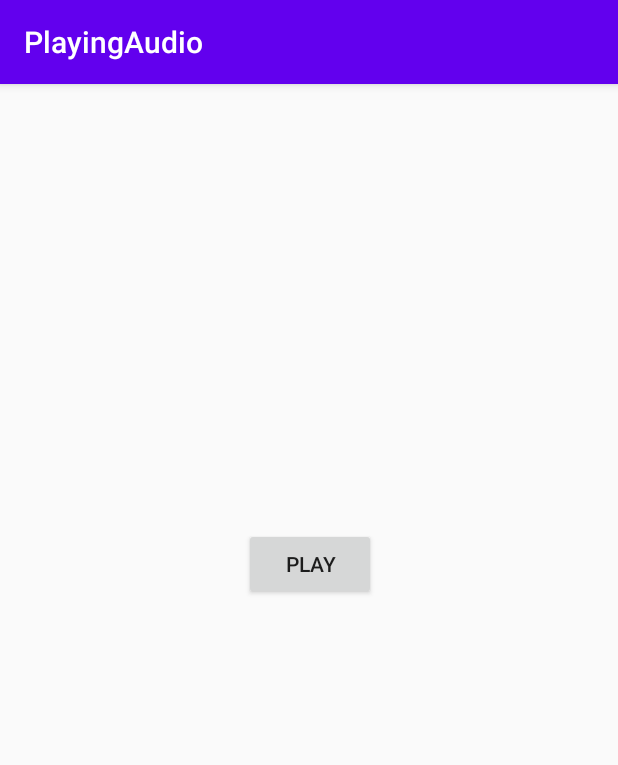
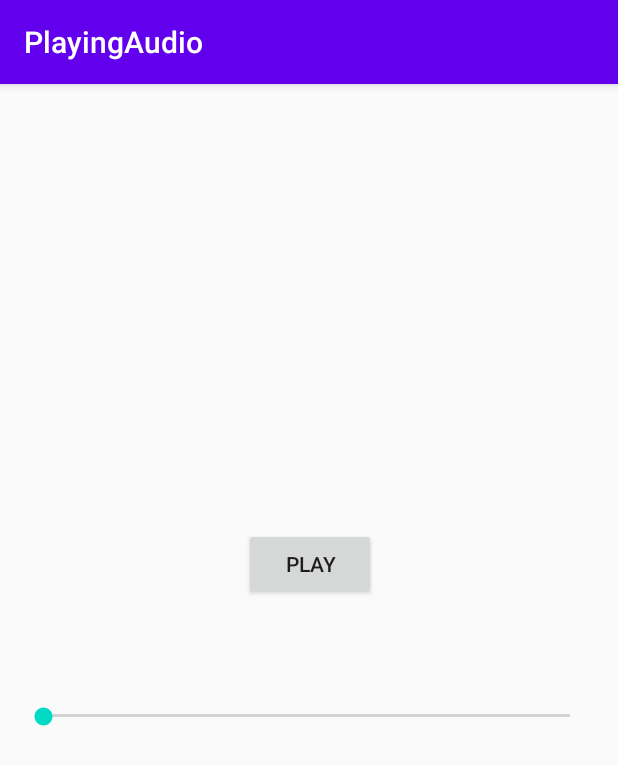
Before and after one commit to suslik90/android-audio, an Android app: the screen it shows after launch (MainActivity), on a phone screen of 412 x 824 dp. Shown: the top 765 px of the screen. Run offline under Robolectric (Android 15) with nearby library versions, the phone set to English and light mode, and no system bars.

Commit message:
Add SeekBar and AudioManager in Android app

```diff
--- a/app/src/main/java/com/romansmekalov/playingaudio/MainActivity.java
+++ b/app/src/main/java/com/romansmekalov/playingaudio/MainActivity.java
@@ -2,19 +2,47 @@ package com.romansmekalov.playingaudio;
 
 import androidx.appcompat.app.AppCompatActivity;
 
+import android.media.AudioManager;
 import android.media.MediaPlayer;
 import android.os.Bundle;
+import android.util.Log;
 import android.view.View;
 import android.widget.Button;
+import android.widget.SeekBar;
 
 public class MainActivity extends AppCompatActivity {
 
     MediaPlayer mediaPlayer;
     boolean playing = false;
+    SeekBar volumeSeekBar;
+    AudioManager audioManager;
     @Override
     protected void onCreate(Bundle savedInstanceState) {
         super.onCreate(savedInstanceState);
         setContentView(R.layout.activity_main);
+
+        audioManager = (AudioManager)getSystemService(AUDIO_SERVICE);
+        int maxVolume = audioManager.getStreamMaxVolume(AudioManager.STREAM_MUSIC);
+
+        volumeSeekBar = findViewById(R.id.volumeSeekBar);
+        volumeSeekBar.setMax(maxVolume);
+        volumeSeekBar.setOnSeekBarChangeListener(new SeekBar.OnSeekBarChangeListener() {
+            @Override
+            public void onProgressChanged(SeekBar seekBar, int progress, boolean fromUser) {
+                Log.d("Progress changed: ",""+progress);
+                audioManager.setStreamVolume(AudioManager.STREAM_MUSIC, progress, 0);
+            }
+
+            @Override
+            public void onStartTrackingTouch(SeekBar seekBar) {
+
+            }
+
+            @Override
+            public void onStopTrackingTouch(SeekBar seekBar) {
+
+            }
+        });
 
         initPlayer();
     }
--- a/app/src/main/res/layout/activity_main.xml
+++ b/app/src/main/res/layout/activity_main.xml
@@ -15,10 +15,23 @@
         android:layout_marginTop="277dp"
         android:layout_marginEnd="161dp"
         android:layout_marginBottom="406dp"
-        android:text="Play"
+        android:text="@string/play"
         app:layout_constraintBottom_toBottomOf="parent"
         app:layout_constraintEnd_toEndOf="parent"
         app:layout_constraintStart_toStartOf="parent"
         app:layout_constraintTop_toTopOf="parent" />
 
+    <SeekBar
+        android:id="@+id/volumeSeekBar"
+        android:layout_width="383dp"
+        android:layout_height="17dp"
+        android:layout_marginStart="12dp"
+        android:layout_marginTop="28dp"
+        android:layout_marginEnd="16dp"
+        android:layout_marginBottom="297dp"
+        app:layout_constraintBottom_toBottomOf="parent"
+        app:layout_constraintEnd_toEndOf="parent"
+        app:layout_constraintStart_toStartOf="parent"
+        app:layout_constraintTop_toBottomOf="@+id/toogleButton" />
+
 </androidx.constraintlayout.widget.ConstraintLayout>
--- a/app/src/main/res/values/strings.xml
+++ b/app/src/main/res/values/strings.xml
@@ -1,3 +1,4 @@
 <resources>
     <string name="app_name">PlayingAudio</string>
+    <string name="play">Play</string>
 </resources>
```
